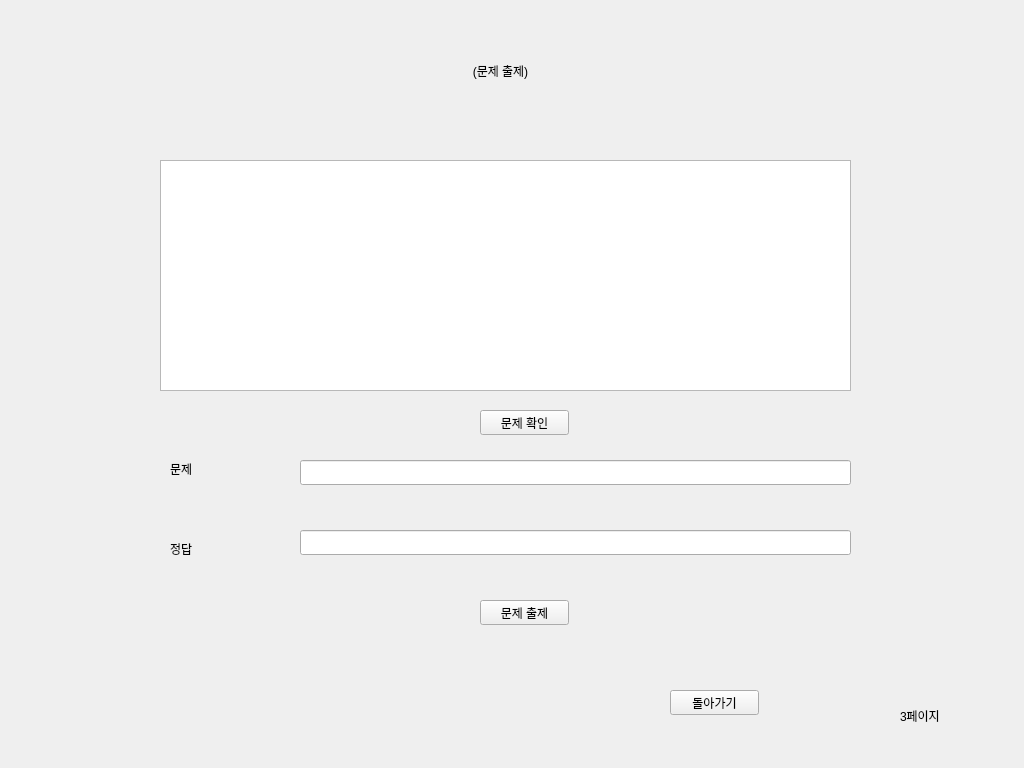
Education-project-iot-AI/education-app, file tonghap.ui: the form before one commit.
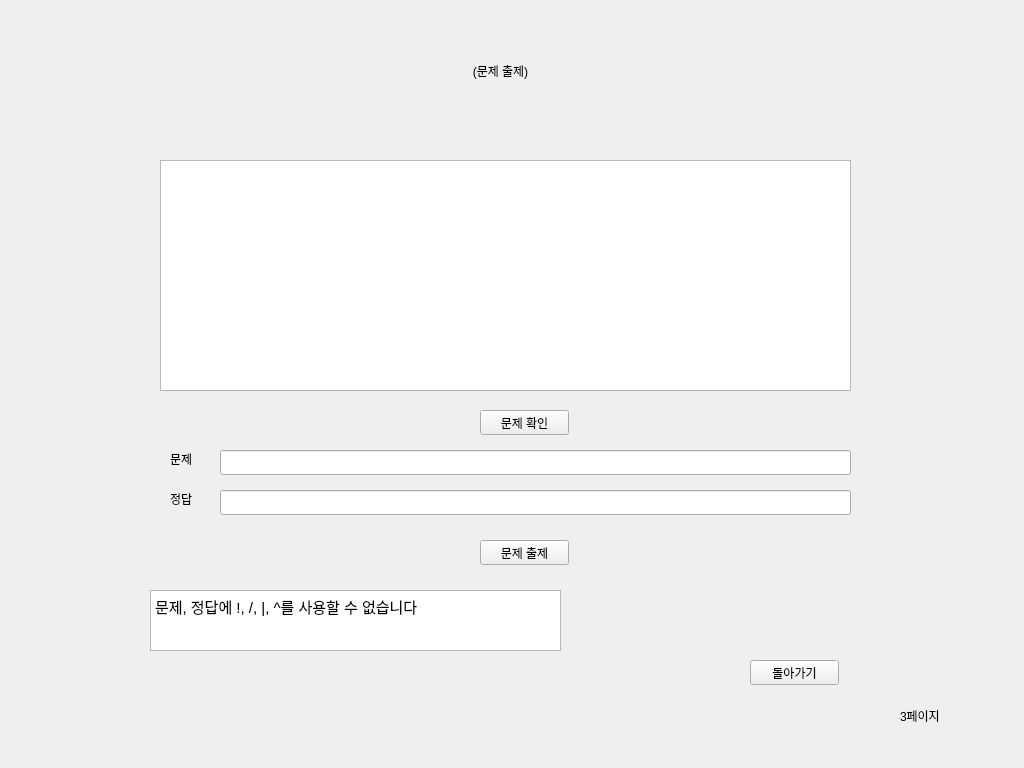
The form after the commit. The open tabs and pages were chosen to show the change.

Commit message: 중간 점검 대비한 주석 정리 및 소소한 오류 수정

Diff of the .ui file:
```diff
--- a/tonghap.ui
+++ b/tonghap.ui
@@ -624,7 +624,7 @@
       <property name="geometry">
        <rect>
         <x>480</x>
-        <y>600</y>
+        <y>540</y>
         <width>89</width>
         <height>25</height>
        </rect>
@@ -636,8 +636,8 @@
      <widget class="QPushButton" name="btn_t_quiz_back">
       <property name="geometry">
        <rect>
-        <x>670</x>
-        <y>690</y>
+        <x>750</x>
+        <y>660</y>
         <width>89</width>
         <height>25</height>
        </rect>
@@ -649,9 +649,9 @@
      <widget class="QLineEdit" name="line_quiz_add_q">
       <property name="geometry">
        <rect>
-        <x>300</x>
-        <y>460</y>
-        <width>551</width>
+        <x>220</x>
+        <y>450</y>
+        <width>631</width>
         <height>25</height>
        </rect>
       </property>
@@ -660,7 +660,7 @@
       <property name="geometry">
        <rect>
         <x>170</x>
-        <y>460</y>
+        <y>450</y>
         <width>67</width>
         <height>17</height>
        </rect>
@@ -673,7 +673,7 @@
       <property name="geometry">
        <rect>
         <x>170</x>
-        <y>540</y>
+        <y>490</y>
         <width>67</width>
         <height>17</height>
        </rect>
@@ -685,9 +685,9 @@
      <widget class="QLineEdit" name="line_quiz_add_a">
       <property name="geometry">
        <rect>
-        <x>300</x>
-        <y>530</y>
-        <width>551</width>
+        <x>220</x>
+        <y>490</y>
+        <width>631</width>
         <height>25</height>
        </rect>
       </property>
@@ -715,6 +715,23 @@
        <string>문제 확인</string>
       </property>
      </widget>
+     <widget class="QTextBrowser" name="textBrowser_2">
+      <property name="geometry">
+       <rect>
+        <x>150</x>
+        <y>590</y>
+        <width>411</width>
+        <height>61</height>
+       </rect>
+      </property>
+      <property name="html">
+       <string>&lt;!DOCTYPE HTML PUBLIC &quot;-//W3C//DTD HTML 4.0//EN&quot; &quot;http://www.w3.org/TR/REC-html40/strict.dtd&quot;&gt;
+&lt;html&gt;&lt;head&gt;&lt;meta name=&quot;qrichtext&quot; content=&quot;1&quot; /&gt;&lt;style type=&quot;text/css&quot;&gt;
+p, li { white-space: pre-wrap; }
+&lt;/style&gt;&lt;/head&gt;&lt;body style=&quot; font-family:'Ubuntu'; font-size:11pt; font-weight:400; font-style:normal;&quot;&gt;
+&lt;p style=&quot; margin-top:0px; margin-bottom:0px; margin-left:0px; margin-right:0px; -qt-block-indent:0; text-indent:0px;&quot;&gt;문제, 정답에 !, /, |, ^를 사용할 수 없습니다&lt;/p&gt;&lt;/body&gt;&lt;/html&gt;</string>
+      </property>
+     </widget>
     </widget>
     <widget class="QWidget" name="page_8">
      <widget class="QLabel" name="label_31">
```
Left out of the diff: 69 changed lines with no effect on the pictures. The commit also changes 1 other file.
